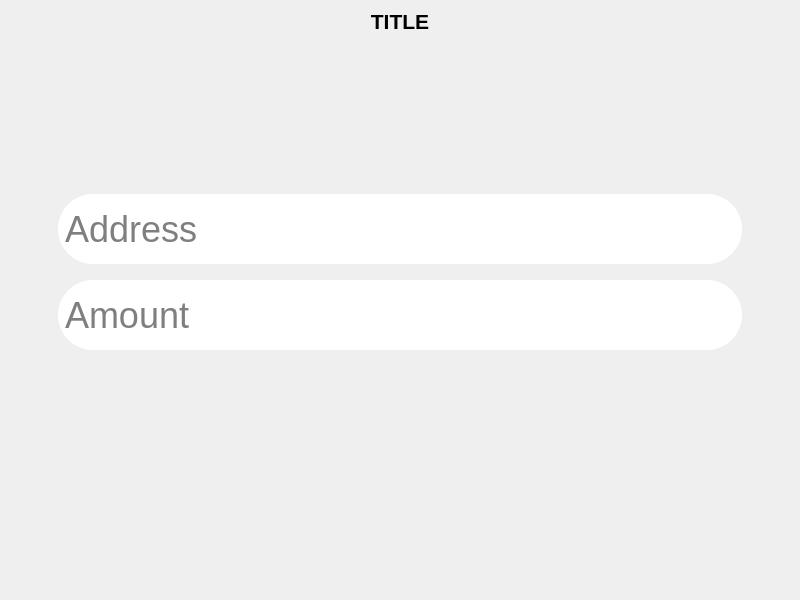
Above: mainwindow.ui from DiosDelRayo/XmrSignerCompanion before the change. Below: the same form after it.
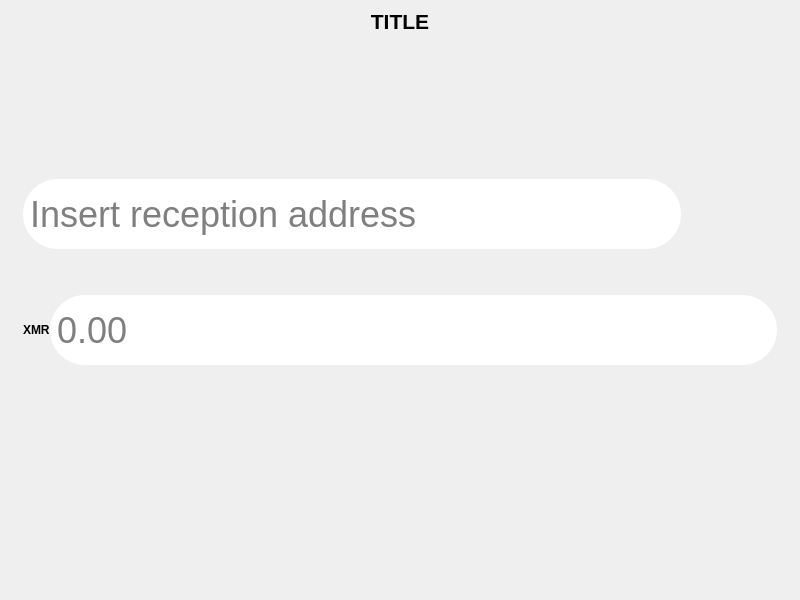
That is the form after the change. The open tabs and pages were chosen to show the change. Icons and pictures are not drawn.

Commit message: close to the desired result, but seems I need to implement custom QEditLine for Address and Amount field., but first need to investigate

Patch:
```diff
--- a/mainwindow.ui
+++ b/mainwindow.ui
@@ -442,97 +442,96 @@
        </layout>
       </widget>
       <widget class="QWidget" name="sendXmrPage">
-       <layout class="QHBoxLayout" name="verticalLayout_6">
+       <layout class="QVBoxLayout" name="verticalLayout_6">
         <item>
-         <spacer name="horizontalSpacer_8">
+         <spacer name="verticalSpacer">
           <property name="orientation">
-           <enum>Qt::Horizontal</enum>
+           <enum>Qt::Vertical</enum>
           </property>
-          <property name="sizeType">
-           <enum>QSizePolicy::Minimum</enum>
-          </property>
           <property name="sizeHint" stdset="0">
            <size>
-            <width>40</width>
-            <height>20</height>
+            <width>20</width>
+            <height>40</height>
            </size>
           </property>
          </spacer>
         </item>
         <item>
-         <layout class="QVBoxLayout" name="verticalLayout_9">
+         <layout class="QHBoxLayout" name="addressLayout">
+          <property name="spacing">
+           <number>0</number>
+          </property>
+          <property name="leftMargin">
+           <number>5</number>
+          </property>
+          <property name="rightMargin">
+           <number>5</number>
+          </property>
           <item>
-           <spacer name="verticalSpacer">
-            <property name="orientation">
-             <enum>Qt::Vertical</enum>
-            </property>
-            <property name="sizeHint" stdset="0">
-             <size>
-              <width>20</width>
-              <height>40</height>
-             </size>
-            </property>
-           </spacer>
-          </item>
-          <item>
-           <widget class="QLineEdit" name="lineEdit">
+           <widget class="QLineEdit" name="addressLineEdit">
             <property name="styleSheet">
              <string notr="true">QLineEdit {
-background-color: white;
-color: black;
-font-size: 36px;
-border-radius: 35px;
-padding: 5px;
-min-height: 60px;
-max-height: 60px;
-}</string>
+							      background-color: white;
+							      color: black;
+							      font-size: 36px;
+							      border-radius: 35px;
+							      padding: 5px;
+							      min-height: 60px;
+							      max-height: 60px;
+								      }</string>
             </property>
             <property name="placeholderText">
-             <string>Address</string>
+             <string>Insert reception address</string>
             </property>
            </widget>
           </item>
           <item>
-           <spacer name="verticalSpacer_5">
-            <property name="orientation">
-             <enum>Qt::Vertical</enum>
+           <widget class="QPushButton" name="scanQRButton">
+            <property name="styleSheet">
+             <string notr="true">QPushButton {
+							      background: transparent;
+							      border-radius: 32px;
+								      }</string>
             </property>
-            <property name="sizeType">
-             <enum>QSizePolicy::Fixed</enum>
+            <property name="text">
+             <string/>
             </property>
-            <property name="sizeHint" stdset="0">
+            <property name="icon">
+             <iconset resource="icons.qrc">
+              <normaloff>:/icons/icons/Camera.svg</normaloff>:/icons/icons/Camera.svg</iconset>
+            </property>
+            <property name="iconSize">
              <size>
-              <width>10</width>
-              <height>10</height>
+              <width>48</width>
+              <height>48</height>
              </size>
             </property>
-           </spacer>
+           </widget>
           </item>
           <item>
-           <widget class="QLineEdit" name="lineEdit_2">
+           <widget class="QPushButton" name="pasteButton">
             <property name="styleSheet">
-             <string notr="true">QLineEdit {
-background-color: white;
-color: black;
-font-size: 36px;
-border-radius: 35px;
-padding: 5px;
-min-height: 60px;
-max-height: 60px;
-}</string>
+             <string notr="true">QPushButton {
+							      background: transparent;
+							      border-radius: 32px;
+								      }</string>
             </property>
-            <property name="alignment">
-             <set>Qt::AlignLeading|Qt::AlignLeft|Qt::AlignVCenter</set>
+            <property name="text">
+             <string/>
             </property>
-            <property name="placeholderText">
-             <string>Amount</string>
+            <property name="icon">
+             <iconset resource="icons.qrc">
+              <normaloff>:/icons/icons/Past.svg</normaloff>:/icons/icons/Past.svg</iconset>
             </property>
            </widget>
           </item>
           <item>
-           <spacer name="verticalSpacer_4">
-            <property name="orientation">
-             <enum>Qt::Vertical</enum>
+           <widget class="QPushButton" name="addressBookButton">
+            <property name="styleSheet">
+             <string notr="true">QPushButton {
+							      background: transparent;
+							      border-radius: 32px;
+								      }</string>
             </property>
             <property name="sizeHint" stdset="0">
              <size>
@@ -540,22 +539,81 @@
               <height>40</height>
              </size>
             </property>
-           </spacer>
+           </widget>
           </item>
          </layout>
         </item>
         <item>
-         <spacer name="horizontalSpacer_9">
+         <spacer name="verticalSpacer_5">
           <property name="orientation">
-           <enum>Qt::Horizontal</enum>
+           <enum>Qt::Vertical</enum>
           </property>
           <property name="sizeType">
            <enum>QSizePolicy::Minimum</enum>
           </property>
           <property name="sizeHint" stdset="0">
            <size>
-            <width>40</width>
-            <height>20</height>
+            <width>20</width>
+            <height>40</height>
+           </size>
+          </property>
+         </spacer>
+        </item>
+        <item>
+         <layout class="QHBoxLayout" name="amountLayout">
+          <property name="spacing">
+           <number>0</number>
+          </property>
+          <property name="leftMargin">
+           <number>5</number>
+          </property>
+          <property name="rightMargin">
+           <number>5</number>
+          </property>
+          <item>
+           <widget class="QLabel" name="xmrLabel">
+            <property name="styleSheet">
+             <string notr="true">QLabel {
+background-color: transparent;
+z-index: 2;
+color: black;
+font-weight: bold;
+}</string>
+            </property>
+            <property name="text">
+             <string>XMR</string>
+            </property>
+           </widget>
+          </item>
+          <item>
+           <widget class="QLineEdit" name="amountLineEdit">
+            <property name="styleSheet">
+             <string notr="true">QLineEdit {
+							      background-color: white;
+							      color: black;
+							      font-size: 36px;
+							      border-radius: 35px;
+							      padding: 5px;
+							      min-height: 60px;
+							      max-height: 60px;
+								      }</string>
+            </property>
+            <property name="placeholderText">
+             <string>0.00</string>
+            </property>
+           </widget>
+          </item>
+         </layout>
+        </item>
+        <item>
+         <spacer name="verticalSpacer_4">
+          <property name="orientation">
+           <enum>Qt::Vertical</enum>
+          </property>
+          <property name="sizeHint" stdset="0">
+           <size>
+            <width>20</width>
+            <height>40</height>
            </size>
           </property>
          </spacer>
```
Left out of the diff: 147 changed lines with no effect on the pictures.
